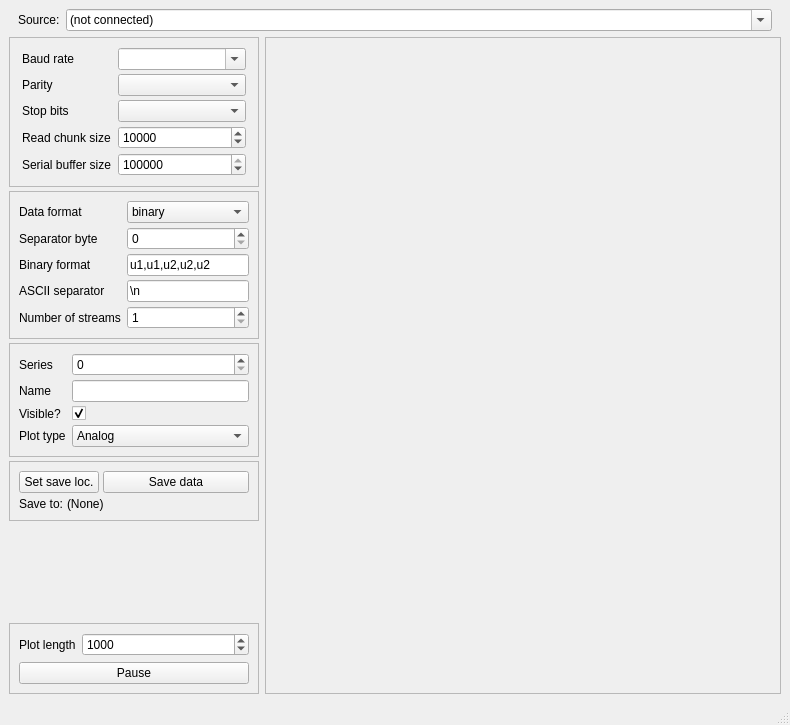
Qt form src/splot/splot.ui (starfishneuroscience/splot) before a commit.
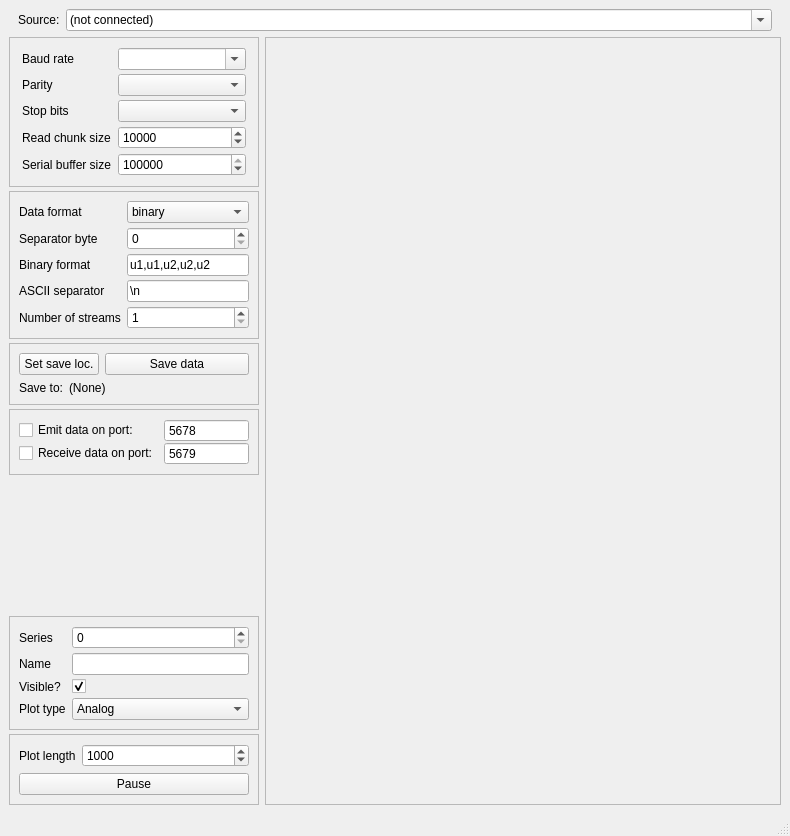
The same form after that commit.

Commit message:
Add ZMQ plumbing to both receive (ZMQ SUB: forward rcv'd data to serial) and emit serial data (ZMQ PUB) (#16)
It is often useful to allow multiple access on a serial port. This PR allows splot to provide multiple access via ZMQ. splot can publish serial data on a given local port, and can allow publishers to connect and send data to the serial device. This occurs via a separate thread that just busywaits for zmq messages, and if its receives any, dumps them into the serial.

```diff
--- a/src/splot/splot.ui
+++ b/src/splot/splot.ui
@@ -7,7 +7,7 @@
     <x>0</x>
     <y>0</y>
     <width>790</width>
-    <height>725</height>
+    <height>836</height>
    </rect>
   </property>
   <property name="windowTitle">
@@ -432,6 +432,153 @@
               </layout>
              </widget>
             </item>
+            <item>
+             <widget class="QFrame" name="saveFrame">
+              <property name="frameShape">
+               <enum>QFrame::StyledPanel</enum>
+              </property>
+              <property name="frameShadow">
+               <enum>QFrame::Raised</enum>
+              </property>
+              <layout class="QGridLayout" name="gridLayout_2">
+               <item row="0" column="0" colspan="2">
+                <widget class="QPushButton" name="setSaveLocationPushButton">
+                 <property name="sizePolicy">
+                  <sizepolicy hsizetype="Expanding" vsizetype="Fixed">
+                   <horstretch>0</horstretch>
+                   <verstretch>0</verstretch>
+                  </sizepolicy>
+                 </property>
+                 <property name="text">
+                  <string>Set save loc.</string>
+                 </property>
+                </widget>
+               </item>
+               <item row="0" column="2">
+                <widget class="QPushButton" name="savePushButton">
+                 <property name="sizePolicy">
+                  <sizepolicy hsizetype="Expanding" vsizetype="Fixed">
+                   <horstretch>0</horstretch>
+                   <verstretch>0</verstretch>
+                  </sizepolicy>
+                 </property>
+                 <property name="text">
+                  <string>Save data</string>
+                 </property>
+                 <property name="checkable">
+                  <bool>true</bool>
+                 </property>
+                </widget>
+               </item>
+               <item row="1" column="0">
+                <widget class="QLabel" name="saveToLabel">
+                 <property name="text">
+                  <string>Save to:</string>
+                 </property>
+                </widget>
+               </item>
+               <item row="1" column="1" colspan="2">
+                <widget class="QLabel" name="saveLocationLabel">
+                 <property name="text">
+                  <string>(None)</string>
+                 </property>
+                </widget>
+               </item>
+              </layout>
+             </widget>
+            </item>
+            <item>
+             <widget class="QFrame" name="zmqFrame">
+              <property name="minimumSize">
+               <size>
+                <width>0</width>
+                <height>10</height>
+               </size>
+              </property>
+              <property name="frameShape">
+               <enum>QFrame::StyledPanel</enum>
+              </property>
+              <layout class="QGridLayout" name="gridLayout">
+               <property name="horizontalSpacing">
+                <number>-1</number>
+               </property>
+               <property name="verticalSpacing">
+                <number>0</number>
+               </property>
+               <item row="1" column="1">
+                <widget class="QSpinBox" name="receiveDataPortSpinBox">
+                 <property name="enabled">
+                  <bool>true</bool>
+                 </property>
+                 <property name="buttonSymbols">
+                  <enum>QAbstractSpinBox::NoButtons</enum>
+                 </property>
+                 <property name="keyboardTracking">
+                  <bool>false</bool>
+                 </property>
+                 <property name="maximum">
+                  <number>65535</number>
+                 </property>
+                 <property name="value">
+                  <number>5679</number>
+                 </property>
+                </widget>
+               </item>
+               <item row="0" column="0">
+                <widget class="QCheckBox" name="emitDataCheckBox">
+                 <property name="enabled">
+                  <bool>true</bool>
+                 </property>
+                 <property name="text">
+                  <string>Emit data on port:</string>
+                 </property>
+                </widget>
+               </item>
+               <item row="0" column="1">
+                <widget class="QSpinBox" name="emitDataPortSpinBox">
+                 <property name="enabled">
+                  <bool>true</bool>
+                 </property>
+                 <property name="buttonSymbols">
+                  <enum>QAbstractSpinBox::NoButtons</enum>
+                 </property>
+                 <property name="keyboardTracking">
+                  <bool>false</bool>
+                 </property>
+                 <property name="maximum">
+                  <number>65535</number>
+                 </property>
+                 <property name="value">
+                  <number>5678</number>
+                 </property>
+                </widget>
+               </item>
+               <item row="1" column="0">
+                <widget class="QCheckBox" name="receiveDataCheckBox">
+                 <property name="enabled">
+                  <bool>true</bool>
+                 </property>
+                 <property name="text">
+                  <string>Receive data on port:</string>
+                 </property>
+                </widget>
+               </item>
+              </layout>
+             </widget>
+            </item>
+            <item>
+             <spacer name="verticalSpacer_3">
+              <property name="orientation">
+               <enum>Qt::Vertical</enum>
+              </property>
+              <property name="sizeHint" stdset="0">
+               <size>
+                <width>20</width>
+                <height>40</height>
+               </size>
+              </property>
+             </spacer>
+            </item>
             <item>
              <widget class="QFrame" name="seriesPropertyFrame">
               <property name="enabled">
@@ -524,91 +671,6 @@
               </layout>
              </widget>
             </item>
-            <item>
-             <widget class="QFrame" name="saveFrame">
-              <property name="frameShape">
-               <enum>QFrame::StyledPanel</enum>
-              </property>
-              <property name="frameShadow">
-               <enum>QFrame::Raised</enum>
-              </property>
-              <layout class="QVBoxLayout" name="verticalLayout">
-               <property name="spacing">
-                <number>4</number>
-               </property>
-               <item>
-                <layout class="QFormLayout" name="formLayout_3">
-                 <property name="fieldGrowthPolicy">
-                  <enum>QFormLayout::ExpandingFieldsGrow</enum>
-                 </property>
-                 <property name="verticalSpacing">
-                  <number>0</number>
-                 </property>
-                 <item row="0" column="0">
-                  <widget class="QPushButton" name="setSaveLocationPushButton">
-                   <property name="sizePolicy">
-                    <sizepolicy hsizetype="Expanding" vsizetype="Fixed">
-                     <horstretch>0</horstretch>
-                     <verstretch>0</verstretch>
-                    </sizepolicy>
-                   </property>
-                   <property name="text">
-                    <string>Set save loc.</string>
-                   </property>
-                  </widget>
-                 </item>
-                 <item row="0" column="1">
-                  <widget class="QPushButton" name="savePushButton">
-                   <property name="sizePolicy">
-                    <sizepolicy hsizetype="Expanding" vsizetype="Fixed">
-                     <horstretch>0</horstretch>
-                     <verstretch>0</verstretch>
-                    </sizepolicy>
-                   </property>
-                   <property name="text">
-                    <string>Save data</string>
-                   </property>
-                   <property name="checkable">
-                    <bool>true</bool>
-                   </property>
-                  </widget>
-                 </item>
-                </layout>
-               </item>
-               <item>
-                <layout class="QFormLayout" name="formLayout_5">
-                 <item row="0" column="0">
-                  <widget class="QLabel" name="saveToLabel">
-                   <property name="text">
-                    <string>Save to:</string>
-                   </property>
-                  </widget>
-                 </item>
-                 <item row="0" column="1">
-                  <widget class="QLabel" name="saveLocationLabel">
-                   <property name="text">
-                    <string>(None)</string>
-                   </property>
-                  </widget>
-                 </item>
-                </layout>
-               </item>
-              </layout>
-             </widget>
-            </item>
-            <item>
-             <spacer name="verticalSpacer_3">
-              <property name="orientation">
-               <enum>Qt::Vertical</enum>
-              </property>
-              <property name="sizeHint" stdset="0">
-               <size>
-                <width>20</width>
-                <height>40</height>
-               </size>
-              </property>
-             </spacer>
-            </item>
             <item>
              <widget class="QFrame" name="frame">
               <property name="frameShape">
```
Left out of the diff: 3 changed lines with no effect on the pictures. The commit also changes 3 other files.
